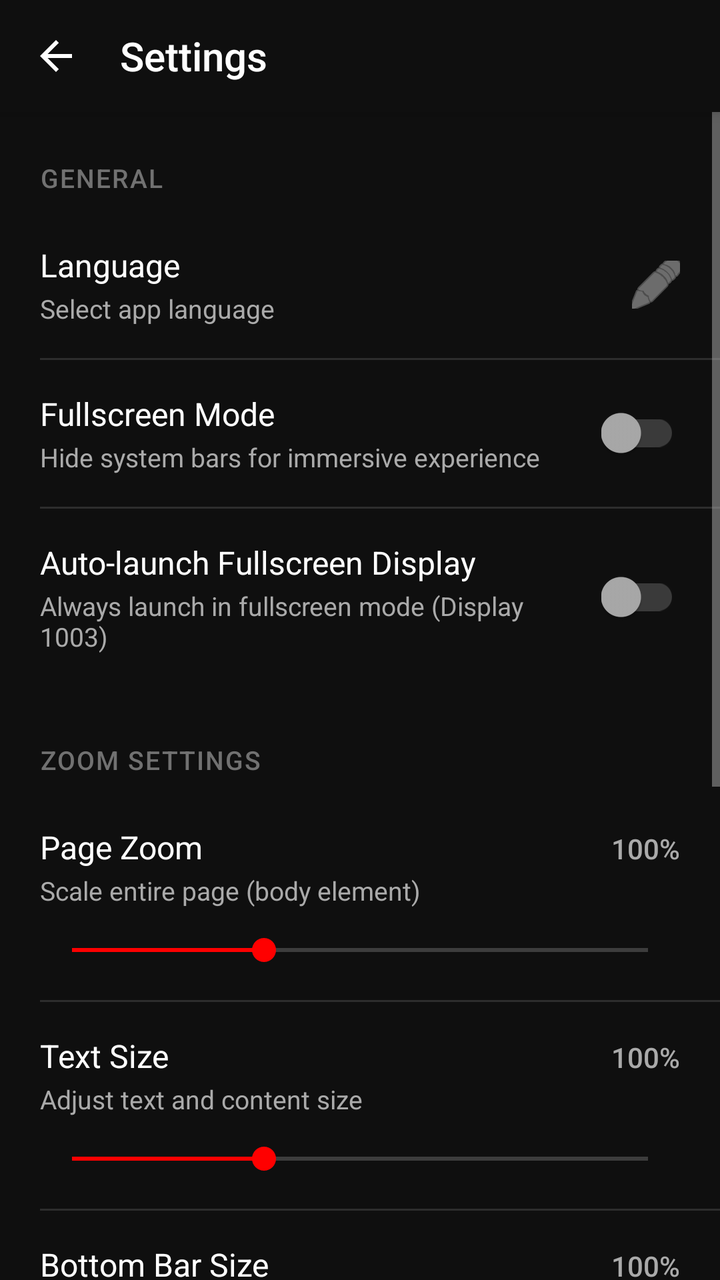
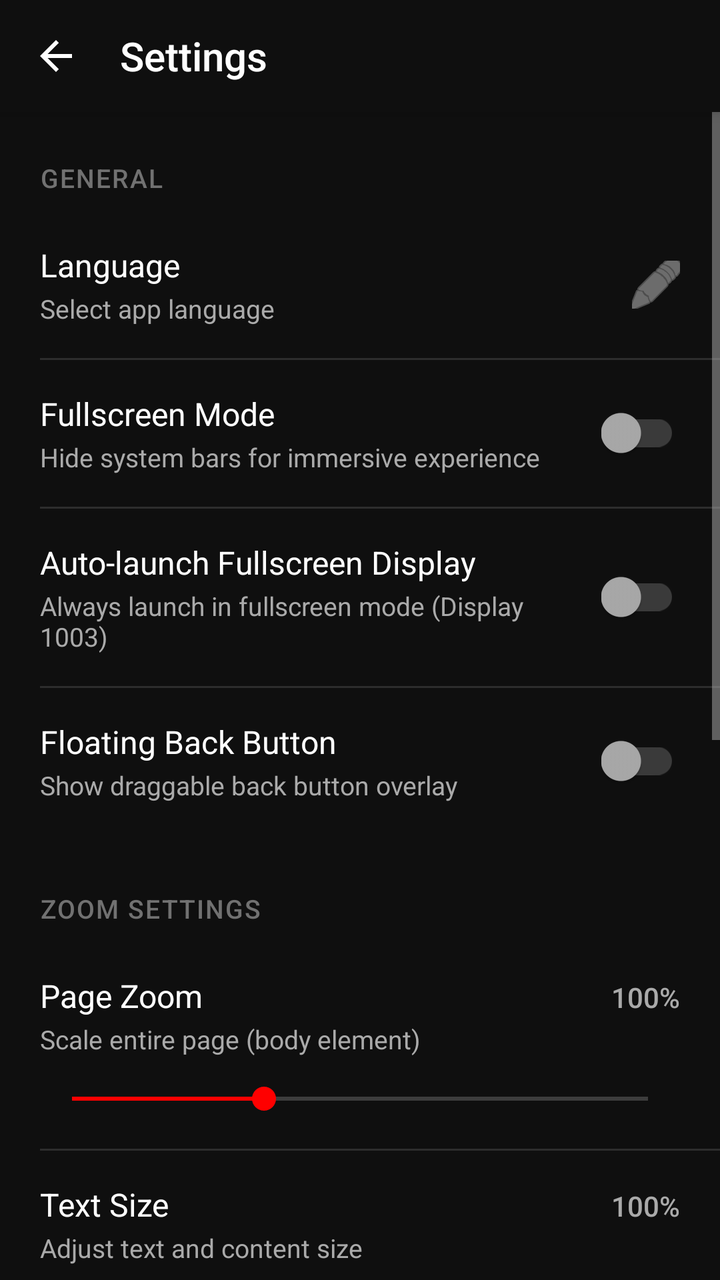

Two renders of the same Android screen: before a commit and after it. Below are the layout's source before the change and the commit's diff.
<!-- AndroidManifest.xml: application theme Theme.Redteamtube -->
<!-- res/layout/activity_settings.xml -->
<?xml version="1.0" encoding="utf-8"?>
<LinearLayout xmlns:android="http://schemas.android.com/apk/res/android"
    android:layout_width="match_parent"
    android:layout_height="match_parent"
    android:orientation="vertical"
    android:background="@color/youtube_black">

    
    <LinearLayout
        android:layout_width="match_parent"
        android:layout_height="56dp"
        android:orientation="horizontal"
        android:gravity="center_vertical"
        android:background="@color/youtube_black"
        android:paddingStart="4dp"
        android:paddingEnd="16dp"
        android:elevation="4dp">

        <ImageButton
            android:id="@+id/btnBackSettings"
            android:layout_width="48dp"
            android:layout_height="48dp"
            android:background="?attr/selectableItemBackgroundBorderless"
            android:contentDescription="@string/back"
            android:src="@drawable/ic_arrow_back"
            android:tint="@color/text_primary" />

        <TextView
            android:layout_width="0dp"
            android:layout_height="wrap_content"
            android:layout_weight="1"
            android:text="@string/settings_title"
            android:textColor="@color/text_primary"
            android:textSize="20sp"
            android:fontFamily="sans-serif-medium"
            android:paddingStart="8dp"
            android:paddingEnd="8dp" />

    </LinearLayout>

    
    <ScrollView
        android:layout_width="match_parent"
        android:layout_height="0dp"
        android:layout_weight="1">

        <LinearLayout
            android:layout_width="match_parent"
            android:layout_height="wrap_content"
            android:orientation="vertical"
            android:paddingTop="8dp"
            android:paddingBottom="8dp">

            
            <TextView
                android:layout_width="wrap_content"
                android:layout_height="wrap_content"
                android:text="@string/general_section"
                android:textColor="@color/text_tertiary"
                android:textSize="13sp"
                android:fontFamily="sans-serif-medium"
                android:paddingStart="20dp"
                android:paddingEnd="20dp"
                android:paddingTop="16dp"
                android:paddingBottom="8dp"
                android:textAllCaps="true"
                android:letterSpacing="0.05" />

            
            <LinearLayout
                android:id="@+id/btnLanguage"
                android:layout_width="match_parent"
                android:layout_height="wrap_content"
                android:orientation="horizontal"
                android:paddingStart="20dp"
                android:paddingEnd="20dp"
                android:paddingTop="16dp"
                android:paddingBottom="16dp"
                android:background="?attr/selectableItemBackground"
                android:clickable="true"
                android:focusable="true">

                <LinearLayout
                    android:layout_width="0dp"
                    android:layout_height="wrap_content"
                    android:layout_weight="1"
                    android:orientation="vertical"
                    android:layout_marginEnd="16dp">

                    <TextView
                        android:layout_width="wrap_content"
                        android:layout_height="wrap_content"
                        android:text="@string/language"
                        android:textColor="@color/text_primary"
                        android:textSize="16sp"
                        android:fontFamily="sans-serif" />

                    <TextView
                        android:id="@+id/tvCurrentLanguage"
                        android:layout_width="wrap_content"
                        android:layout_height="wrap_content"
                        android:text="@string/language_description"
                        android:textColor="@color/text_secondary"
                        android:textSize="13sp"
                        android:fontFamily="sans-serif"
                        android:layout_marginTop="2dp" />

                </LinearLayout>

                <ImageButton
                    android:layout_width="24dp"
                    android:layout_height="24dp"
                    android:background="@null"
                    android:contentDescription="@string/language"
                    android:src="@android:drawable/ic_menu_edit"
                    android:tint="@color/text_secondary"
                    android:layout_gravity="center_vertical" />

            </LinearLayout>

            
            <View
                android:layout_width="match_parent"
                android:layout_height="1dp"
                android:background="@color/divider"
                android:layout_marginStart="20dp"
                android:layout_marginEnd="0dp" />

            
            <LinearLayout
                android:layout_width="match_parent"
                android:layout_height="wrap_content"
                android:orientation="horizontal"
                android:paddingStart="20dp"
                android:paddingEnd="20dp"
                android:paddingTop="16dp"
                android:paddingBottom="16dp"
                android:background="?attr/selectableItemBackground"
                android:clickable="true"
                android:focusable="true">

                <LinearLayout
                    android:layout_width="0dp"
                    android:layout_height="wrap_content"
                    android:layout_weight="1"
                    android:orientation="vertical"
                    android:layout_marginEnd="16dp">

                    <TextView
                        android:layout_width="wrap_content"
                        android:layout_height="wrap_content"
                        android:text="@string/fullscreen_mode"
                        android:textColor="@color/text_primary"
                        android:textSize="16sp"
                        android:fontFamily="sans-serif" />

                    <TextView
                        android:layout_width="wrap_content"
                        android:layout_height="wrap_content"
                        android:text="@string/fullscreen_description"
                        android:textColor="@color/text_secondary"
                        android:textSize="13sp"
                        android:fontFamily="sans-serif"
                        android:layout_marginTop="2dp" />

                </LinearLayout>

                <androidx.appcompat.widget.SwitchCompat
                    android:id="@+id/switchFullscreen"
                    android:layout_width="wrap_content"
                    android:layout_height="wrap_content"
                    android:layout_gravity="center_vertical" />

            </LinearLayout>

            
            <View
                android:layout_width="match_parent"
                android:layout_height="1dp"
                android:background="@color/divider"
                android:layout_marginStart="20dp"
                android:layout_marginEnd="0dp" />

            
            <LinearLayout
                android:layout_width="match_parent"
                android:layout_height="wrap_content"
                android:orientation="horizontal"
                android:paddingStart="20dp"
                android:paddingEnd="20dp"
                android:paddingTop="16dp"
                android:paddingBottom="16dp"
                android:background="?attr/selectableItemBackground"
                android:clickable="true"
                android:focusable="true">

                <LinearLayout
                    android:layout_width="0dp"
                    android:layout_height="wrap_content"
                    android:layout_weight="1"
                    android:orientation="vertical"
                    android:layout_marginEnd="16dp">

                    <TextView
                        android:layout_width="wrap_content"
                        android:layout_height="wrap_content"
                        android:text="Auto-launch Fullscreen Display"
                        android:textColor="@color/text_primary"
                        android:textSize="16sp"
                        android:fontFamily="sans-serif" />

                    <TextView
                        android:layout_width="wrap_content"
                        android:layout_height="wrap_content"
                        android:text="Always launch in fullscreen mode (Display 1003)"
                        android:textColor="@color/text_secondary"
                        android:textSize="13sp"
                        android:fontFamily="sans-serif"
                        android:layout_marginTop="2dp" />

                </LinearLayout>

                <androidx.appcompat.widget.SwitchCompat
                    android:id="@+id/switchFullscreenDisplayLaunch"
                    android:layout_width="wrap_content"
                    android:layout_height="wrap_content"
                    android:layout_gravity="center_vertical" />

            </LinearLayout>

            
            <View
                android:layout_width="match_parent"
                android:layout_height="12dp"
                android:background="@color/youtube_black" />

            
            <TextView
                android:layout_width="wrap_content"
                android:layout_height="wrap_content"
                android:text="ZOOM SETTINGS"
                android:textColor="@color/text_tertiary"
                android:textSize="13sp"
                android:fontFamily="sans-serif-medium"
                android:paddingStart="20dp"
                android:paddingEnd="20dp"
                android:paddingTop="16dp"
                android:paddingBottom="8dp"
                android:textAllCaps="true"
                android:letterSpacing="0.05" />

            
            <LinearLayout
                android:layout_width="match_parent"
                android:layout_height="wrap_content"
                android:orientation="vertical"
                android:paddingStart="20dp"
                android:paddingEnd="20dp"
                android:paddingTop="16dp"
                android:paddingBottom="16dp">

                <LinearLayout
                    android:layout_width="match_parent"
                    android:layout_height="wrap_content"
                    android:orientation="horizontal">

                    <TextView
                        android:layout_width="0dp"
                        android:layout_height="wrap_content"
                        android:layout_weight="1"
                        android:text="Page Zoom"
                        android:textColor="@color/text_primary"
                        android:textSize="16sp"
                        android:fontFamily="sans-serif" />

                    <TextView
                        android:id="@+id/tvPageZoomValue"
                        android:layout_width="wrap_content"
                        android:layout_height="wrap_content"
                        android:text="100%"
                        android:textColor="@color/text_secondary"
                        android:textSize="14sp"
                        android:fontFamily="sans-serif-medium"
                        android:minWidth="50dp"
                        android:gravity="end" />

                </LinearLayout>

                <TextView
                    android:layout_width="wrap_content"
                    android:layout_height="wrap_content"
                    android:text="Scale entire page (body element)"
                    android:textColor="@color/text_secondary"
                    android:textSize="13sp"
                    android:fontFamily="sans-serif"
                    android:layout_marginTop="2dp"
                    android:layout_marginBottom="12dp" />

                <SeekBar
                    android:id="@+id/seekBarPageZoom"
                    android:layout_width="match_parent"
                    android:layout_height="wrap_content"
                    android:max="150"
                    android:progress="50" />

            </LinearLayout>

            
            <View
                android:layout_width="match_parent"
                android:layout_height="1dp"
                android:background="@color/divider"
                android:layout_marginStart="20dp"
                android:layout_marginEnd="0dp" />

            
            <LinearLayout
                android:layout_width="match_parent"
                android:layout_height="wrap_content"
                android:orientation="vertical"
                android:paddingStart="20dp"
                android:paddingEnd="20dp"
                android:paddingTop="16dp"
                android:paddingBottom="16dp">

                <LinearLayout
                    android:layout_width="match_parent"
                    android:layout_height="wrap_content"
                    android:orientation="horizontal">

                    <TextView
                        android:layout_width="0dp"
                        android:layout_height="wrap_content"
                        android:layout_weight="1"
                        android:text="Text Size"
                        android:textColor="@color/text_primary"
                        android:textSize="16sp"
                        android:fontFamily="sans-serif" />

                    <TextView
                        android:id="@+id/tvTextSizeValue"
                        android:layout_width="wrap_content"
                        android:layout_height="wrap_content"
                        android:text="100%"
                        android:textColor="@color/text_secondary"
                        android:textSize="14sp"
                        android:fontFamily="sans-serif-medium"
                        android:minWidth="50dp"
                        android:gravity="end" />

                </LinearLayout>

                <TextView
                    android:layout_width="wrap_content"
                    android:layout_height="wrap_content"
                    android:text="Adjust text and content size"
                    android:textColor="@color/text_secondary"
                    android:textSize="13sp"
                    android:fontFamily="sans-serif"
                    android:layout_marginTop="2dp"
                    android:layout_marginBottom="12dp" />

                <SeekBar
                    android:id="@+id/seekBarTextSize"
                    android:layout_width="match_parent"
                    android:layout_height="wrap_content"
                    android:max="150"
                    android:progress="50" />

            </LinearLayout>

            
            <View
                android:layout_width="match_parent"
                android:layout_height="1dp"
                android:background="@color/divider"
                android:layout_marginStart="20dp"
                android:layout_marginEnd="0dp" />

            
            <LinearLayout
                android:layout_width="match_parent"
                android:layout_height="wrap_content"
                android:orientation="vertical"
                android:paddingStart="20dp"
                android:paddingEnd="20dp"
                android:paddingTop="16dp"
                android:paddingBottom="16dp">

                <LinearLayout
                    android:layout_width="match_parent"
                    android:layout_height="wrap_content"
                    android:orientation="horizontal">

                    <TextView
                        android:layout_width="0dp"
                        android:layout_height="wrap_content"
                        android:layout_weight="1"
                        android:text="Bottom Bar Size"
                        android:textColor="@color/text_primary"
                        android:textSize="16sp"
                        android:fontFamily="sans-serif" />

                    <TextView
                        android:id="@+id/tvBottomBarSizeValue"
                        android:layout_width="wrap_content"
                        android:layout_height="wrap_content"
                        android:text="100%"
                        android:textColor="@color/text_secondary"
                        android:textSize="14sp"
                        android:fontFamily="sans-serif-medium"
                        android:minWidth="50dp"
                        android:gravity="end" />

                </LinearLayout>

                <TextView
                    android:layout_width="wrap_content"
                    android:layout_height="wrap_content"
                    android:text="Adjust navigation bar size"
                    android:textColor="@color/text_secondary"
                    android:textSize="13sp"
                    android:fontFamily="sans-serif"
                    android:layout_marginTop="2dp"
                    android:layout_marginBottom="12dp" />

                <SeekBar
                    android:id="@+id/seekBarBottomBarSize"
                    android:layout_width="match_parent"
                    android:layout_height="wrap_content"
                    android:max="150"
                    android:progress="50" />

            </LinearLayout>

            
            <LinearLayout
                android:id="@+id/btnApplyZoom"
                android:layout_width="match_parent"
                android:layout_height="wrap_content"
                android:orientation="horizontal"
                android:paddingStart="20dp"
                android:paddingEnd="20dp"
                android:paddingTop="16dp"
                android:paddingBottom="16dp"
                android:background="?attr/selectableItemBackground"
                android:gravity="center"
                android:clickable="true"
                android:focusable="true">

                <TextView
                    android:layout_width="wrap_content"
                    android:layout_height="wrap_content"
                    android:text="Apply Zoom Settings"
                    android:textColor="@color/youtube_red"
                    android:textSize="16sp"
                    android:fontFamily="sans-serif-medium"
                    android:drawableStart="@android:drawable/ic_menu_view"
                    android:drawableTint="@color/youtube_red"
                    android:drawablePadding="8dp" />

            </LinearLayout>

            
            <View
                android:layout_width="match_parent"
                android:layout_height="12dp"
                android:background="@color/youtube_black" />

            
            <TextView
                android:layout_width="wrap_content"
                android:layout_height="wrap_content"
                android:text="@string/general_section"
                android:textColor="@color/text_tertiary"
                android:textSize="13sp"
                android:fontFamily="sans-serif-medium"
                android:paddingStart="20dp"
                android:paddingEnd="20dp"
                android:paddingTop="16dp"
                android:paddingBottom="8dp"
                android:textAllCaps="true"
                android:letterSpacing="0.05" />

            
            <View
                android:layout_width="match_parent"
                android:layout_height="1dp"
                android:background="@color/divider"
                android:layout_marginStart="20dp"
                android:layout_marginEnd="0dp" />

            
            <LinearLayout
                android:layout_width="match_parent"
                android:layout_height="wrap_content"
                android:orientation="horizontal"
                android:paddingStart="20dp"
                android:paddingEnd="20dp"
                android:paddingTop="16dp"
                android:paddingBottom="16dp"
                android:background="?attr/selectableItemBackground"
                android:clickable="true"
                android:focusable="true">

                <LinearLayout
                    android:layout_width="0dp"
                    android:layout_height="wrap_content"
                    android:layout_weight="1"
                    android:orientation="vertical"
                    android:layout_marginEnd="16dp">

                    <TextView
                        android:layout_width="wrap_content"
                        android:layout_height="wrap_content"
                        android:text="@string/save_history"
                        android:textColor="@color/text_primary"
                        android:textSize="16sp"
                        android:fontFamily="sans-serif" />

                    <TextView
                        android:layout_width="wrap_content"
                        android:layout_height="wrap_content"
                        android:text="@string/save_history_description"
                        android:textColor="@color/text_secondary"
                        android:textSize="13sp"
                        android:fontFamily="sans-serif"
                        android:layout_marginTop="2dp" />

                </LinearLayout>

                <androidx.appcompat.widget.SwitchCompat
                    android:id="@+id/switchHistory"
                    android:layout_width="wrap_content"
                    android:layout_height="wrap_content"
                    android:layout_gravity="center_vertical" />

            </LinearLayout>

            
            <View
                android:layout_width="match_parent"
                android:layout_height="12dp"
                android:background="@color/youtube_black" />

            
            <TextView
                android:layout_width="wrap_content"
                android:layout_height="wrap_content"
                android:text="@string/history_section"
                android:textColor="@color/text_tertiary"
                android:textSize="13sp"
                android:fontFamily="sans-serif-medium"
                android:paddingStart="20dp"
                android:paddingEnd="20dp"
                android:paddingTop="16dp"
                android:paddingBottom="8dp"
                android:textAllCaps="true"
                android:letterSpacing="0.05" />

            
            <LinearLayout
                android:id="@+id/btnViewHistory"
                android:layout_width="match_parent"
                android:layout_height="wrap_content"
                android:orientation="horizontal"
                android:paddingStart="20dp"
                android:paddingEnd="20dp"
                android:paddingTop="14dp"
                android:paddingBottom="14dp"
                android:background="?attr/selectableItemBackground"
                android:gravity="center_vertical">

                <TextView
                    android:layout_width="0dp"
                    android:layout_height="wrap_content"
                    android:layout_weight="1"
                    android:text="@string/view_history"
                    android:textColor="@color/text_primary"
                    android:textSize="16sp"
                    android:fontFamily="sans-serif" />

                <ImageButton
                    android:layout_width="24dp"
                    android:layout_height="24dp"
                    android:background="@null"
                    android:contentDescription="@string/view_history"
                    android:src="@android:drawable/ic_menu_recent_history"
                    android:tint="@color/text_secondary" />

            </LinearLayout>

            
            <View
                android:layout_width="match_parent"
                android:layout_height="1dp"
                android:background="@color/divider"
                android:layout_marginStart="20dp"
                android:layout_marginEnd="0dp" />

            
            <LinearLayout
                android:id="@+id/btnClearHistory"
                android:layout_width="match_parent"
                android:layout_height="wrap_content"
                android:orientation="horizontal"
                android:paddingStart="20dp"
                android:paddingEnd="20dp"
                android:paddingTop="14dp"
                android:paddingBottom="14dp"
                android:background="?attr/selectableItemBackground"
                android:gravity="center_vertical">

                <TextView
                    android:layout_width="0dp"
                    android:layout_height="wrap_content"
                    android:layout_weight="1"
                    android:text="@string/clear_history"
                    android:textColor="@color/youtube_red"
                    android:textSize="16sp"
                    android:fontFamily="sans-serif" />

                <ImageButton
                    android:layout_width="24dp"
                    android:layout_height="24dp"
                    android:background="@null"
                    android:contentDescription="@string/clear_history"
                    android:src="@android:drawable/ic_menu_delete"
                    android:tint="@color/youtube_red" />

            </LinearLayout>

        </LinearLayout>

    </ScrollView>

</LinearLayout>
<!-- resources referenced by this layout -->
<resources>
  <color name="divider">#2D2D2D</color>
  <color name="text_primary">#FFFFFF</color>
  <color name="text_secondary">#AAAAAA</color>
  <color name="text_tertiary">#717171</color>
  <color name="youtube_black">#0F0F0F</color>
  <color name="youtube_red">#FF0000</color>
  <!-- drawable ic_arrow_back (drawable) -->
  <vector xmlns:android="http://schemas.android.com/apk/res/android"
      android:width="24dp"
      android:height="24dp"
      android:viewportWidth="24"
      android:viewportHeight="24"
      android:tint="?attr/colorControlNormal">
      <path
          android:fillColor="@android:color/white"
          android:pathData="M20,11H7.83l5.59,-5.59L12,4l-8,8 8,8 1.41,-1.41L7.83,13H20v-2z"/>
  </vector>
  <string name="back">Back</string>
  <string name="clear_history">Clear History</string>
  <string name="fullscreen_description">Hide system bars for immersive experience</string>
  <string name="fullscreen_mode">Fullscreen Mode</string>
  <string name="general_section">General</string>
  <string name="history_section">History</string>
  <string name="language">Language</string>
  <string name="language_description">Select app language</string>
  <string name="save_history">Save History</string>
  <string name="save_history_description">Automatically save browsing history</string>
  <string name="settings_title">Settings</string>
  <string name="view_history">View History</string>
  <style name="Theme.Redteamtube" parent="Base.Theme.Redteamtube">
          
          <item name="switchStyle">@style/YouTubeSwitchStyle</item>
      </style>
  <style name="Base.Theme.Redteamtube" parent="Theme.AppCompat.NoActionBar">
          
          <item name="android:forceDarkAllowed" tools:targetApi="q">false</item>
  
          
          <item name="colorPrimary">@color/youtube_red</item>
          <item name="colorPrimaryDark">@color/youtube_black</item>
          <item name="colorAccent">@color/youtube_red</item>
  
          
          <item name="colorSecondary">@color/youtube_red</item>
          <item name="colorSecondaryVariant">@color/youtube_red</item>
          <item name="colorOnSecondary">@color/youtube_white</item>
          <item name="colorPrimaryVariant">@color/youtube_red</item>
          <item name="colorOnPrimary">@color/youtube_white</item>
  
          
          <item name="android:colorBackground">@color/youtube_black</item>
          <item name="android:windowBackground">@color/youtube_black</item>
          <item name="colorSurface">@color/youtube_black</item>
          <item name="colorOnSurface">@color/text_primary</item>
  
          
          <item name="android:statusBarColor">@color/youtube_black</item>
          <item name="android:navigationBarColor">@color/youtube_black</item>
  
          
          <item name="android:textColorPrimary">@color/text_primary</item>
          <item name="android:textColorSecondary">@color/text_secondary</item>
  
          
          <item name="colorControlActivated">@color/youtube_red</item>
          <item name="colorControlNormal">@color/text_secondary</item>
          <item name="colorSwitchThumbNormal">@color/text_secondary</item>
  
          
          <item name="colorControlHighlight">#40FF0000</item>
          <item name="android:colorControlHighlight">#40FF0000</item>
      </style>
  <style name="YouTubeSwitchStyle" parent="Widget.AppCompat.CompoundButton.Switch">
          <item name="thumbTint">@color/switch_thumb_color</item>
          <item name="trackTint">@color/switch_track_color</item>
      </style>
  <color name="youtube_white">#FFFFFF</color>
</resources>

<!-- the commit's change to res/layout/activity_settings.xml (unified diff, before → after) -->
@@ -231,6 +231,61 @@
             
             <View
                 android:layout_width="match_parent"
+                android:layout_height="1dp"
+                android:background="@color/divider"
+                android:layout_marginStart="20dp"
+                android:layout_marginEnd="0dp" />
+
+            
+            <LinearLayout
+                android:layout_width="match_parent"
+                android:layout_height="wrap_content"
+                android:orientation="horizontal"
+                android:paddingStart="20dp"
+                android:paddingEnd="20dp"
+                android:paddingTop="16dp"
+                android:paddingBottom="16dp"
+                android:background="?attr/selectableItemBackground"
+                android:clickable="true"
+                android:focusable="true">
+
+                <LinearLayout
+                    android:layout_width="0dp"
+                    android:layout_height="wrap_content"
+                    android:layout_weight="1"
+                    android:orientation="vertical"
+                    android:layout_marginEnd="16dp">
+
+                    <TextView
+                        android:layout_width="wrap_content"
+                        android:layout_height="wrap_content"
+                        android:text="Floating Back Button"
+                        android:textColor="@color/text_primary"
+                        android:textSize="16sp"
+                        android:fontFamily="sans-serif" />
+
+                    <TextView
+                        android:layout_width="wrap_content"
+                        android:layout_height="wrap_content"
+                        android:text="Show draggable back button overlay"
+                        android:textColor="@color/text_secondary"
+                        android:textSize="13sp"
+                        android:fontFamily="sans-serif"
+                        android:layout_marginTop="2dp" />
+
+                </LinearLayout>
+
+                <androidx.appcompat.widget.SwitchCompat
+                    android:id="@+id/switchFloatingBack"
+                    android:layout_width="wrap_content"
+                    android:layout_height="wrap_content"
+                    android:layout_gravity="center_vertical" />
+
+            </LinearLayout>
+
+            
+            <View
+                android:layout_width="match_parent"
                 android:layout_height="12dp"
                 android:background="@color/youtube_black" />
 
